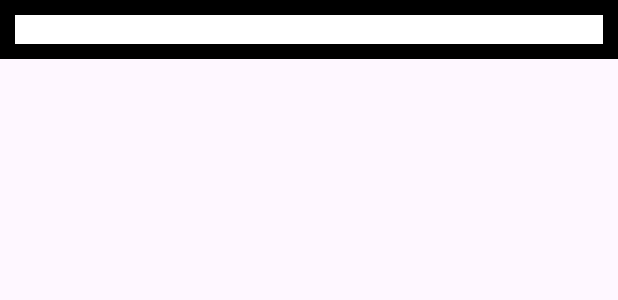
After one commit to Dona-anna-renji/Visitors-app, an Android app: the layout activity_view.xml on its own in the app's theme, with its tools: preview values and no code run, on a phone screen of 412 x 824 dp. The commit adds this screen. Shown: the top 300 px of the screen. Run offline under Robolectric (Android 15) with nearby library versions, the phone set to English and light mode, and no system bars; network calls fail.

Commit message:
viewapi completed

```diff
--- a/app/src/main/java/com/example/visitorsapp/AddVisitorAcitivity.java
+++ b/app/src/main/java/com/example/visitorsapp/AddVisitorAcitivity.java
@@ -99,5 +99,7 @@ public class AddVisitorAcitivity extends AppCompatActivity {
             }
         });
 
+
+
     }
 }
--- /dev/null
+++ b/app/src/main/res/layout/activity_view.xml
@@ -0,0 +1,23 @@
+<ScrollView android:layout_height="match_parent"
+    android:layout_width="match_parent"
+    xmlns:android="http://schemas.android.com/apk/res/android">
+
+    <LinearLayout android:layout_height="wrap_content"
+        android:layout_width="match_parent"
+        android:orientation="vertical"
+        android:background="@color/black"
+        android:gravity="center"
+        xmlns:android="http://schemas.android.com/apk/res/android">
+
+        <TextView
+            android:id="@+id/viewtext"
+            android:layout_margin="10dp"
+            android:background="@color/white"
+            android:gravity="center"
+            android:textColor="@color/black"
+            android:layout_width="match_parent"
+            android:layout_height="wrap_content"/>
+
+    </LinearLayout>
+
+</ScrollView>
```
Also changed, not shown: app/src/main/AndroidManifest.xml (+8 -1 lines), app/src/main/java/com/example/visitorsapp/MainActivity.java (+8 -0 lines), app/src/main/java/com/example/visitorsapp/ViewActivity.java (added, +91 -0 lines).
